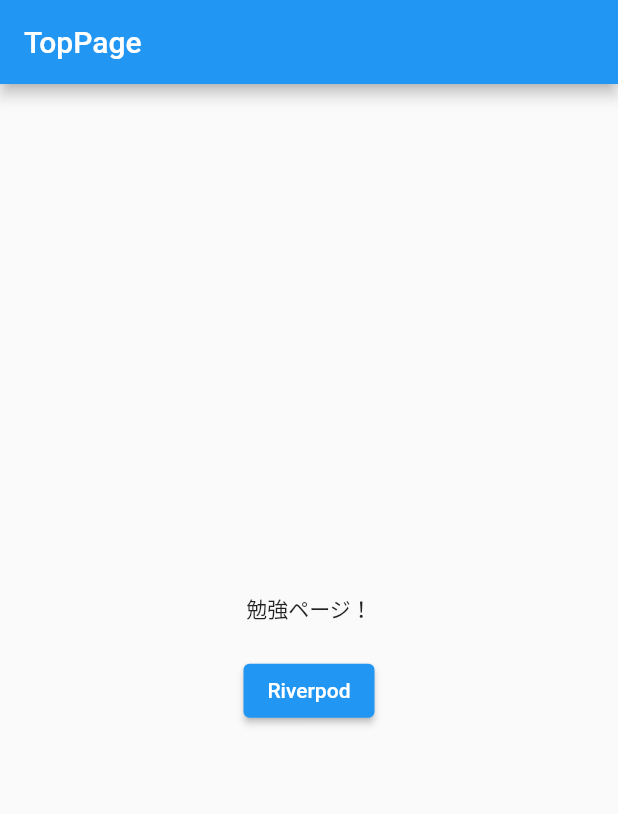
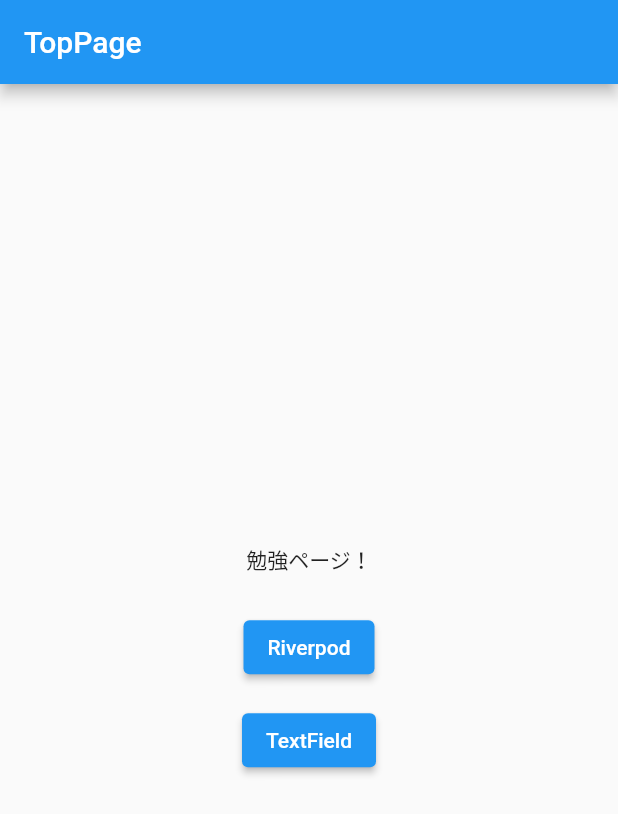
Before and after one commit to Yuta-KTD/liver, a Flutter app: the screen it shows after launch, on a phone screen of 412 x 824 dp. Shown: the top 814 px of the screen. Run offline on Flutter 3.47's test engine with Material 2 defaults, Android fonts, the phone set to English and light mode, and no system bars; our stand-ins replace flutter_riverpod.

Commit message:
ページ作成

```diff
--- a/lib/main.dart
+++ b/lib/main.dart
@@ -3,6 +3,7 @@
 import 'package:liver/model/routes.dart';
 import 'package:liver/pages/main_page.dart';
 import 'package:liver/pages/riverpod_provider_screen.dart';
+import 'package:liver/pages/text_field_screen.dart';
 
 void main() {
   runApp(const ProviderScope(child: MyApp()));
@@ -19,6 +20,8 @@
       routes: <String, WidgetBuilder>{
         RouteNames.riverpodProviderPath: (BuildContext context) =>
             const RiverpodProviderScreen(),
+        RouteNames.textFieldPath: (BuildContext context) =>
+            const TextFieldScreen(),
       },
     );
   }
--- a/lib/model/routes.dart
+++ b/lib/model/routes.dart
@@ -1,4 +1,5 @@
 class RouteNames {
   static const String mainPage = '/';
   static const String riverpodProviderPath = '/riverpod';
+  static const String textFieldPath = '/text_field';
 }
--- a/lib/pages/main_page.dart
+++ b/lib/pages/main_page.dart
@@ -17,12 +17,18 @@
             mainAxisAlignment: MainAxisAlignment.center,
             children: <Widget>[
               const Text('勉強ページ！'),
-              const SizedBox(height: 20.0),
+              const SizedBox(height: 24.0),
               ElevatedButton(
                 child: const Text('Riverpod'),
                 onPressed: () => Navigator.of(context)
                     .pushNamed(RouteNames.riverpodProviderPath),
-              )
+              ),
+              const SizedBox(height: 14.0),
+              ElevatedButton(
+                child: const Text('TextField'),
+                onPressed: () =>
+                    Navigator.of(context).pushNamed(RouteNames.textFieldPath),
+              ),
             ],
           ),
         ),
```
Also changed, not shown: lib/pages/text_field_screen.dart (added, +15 -0 lines).
